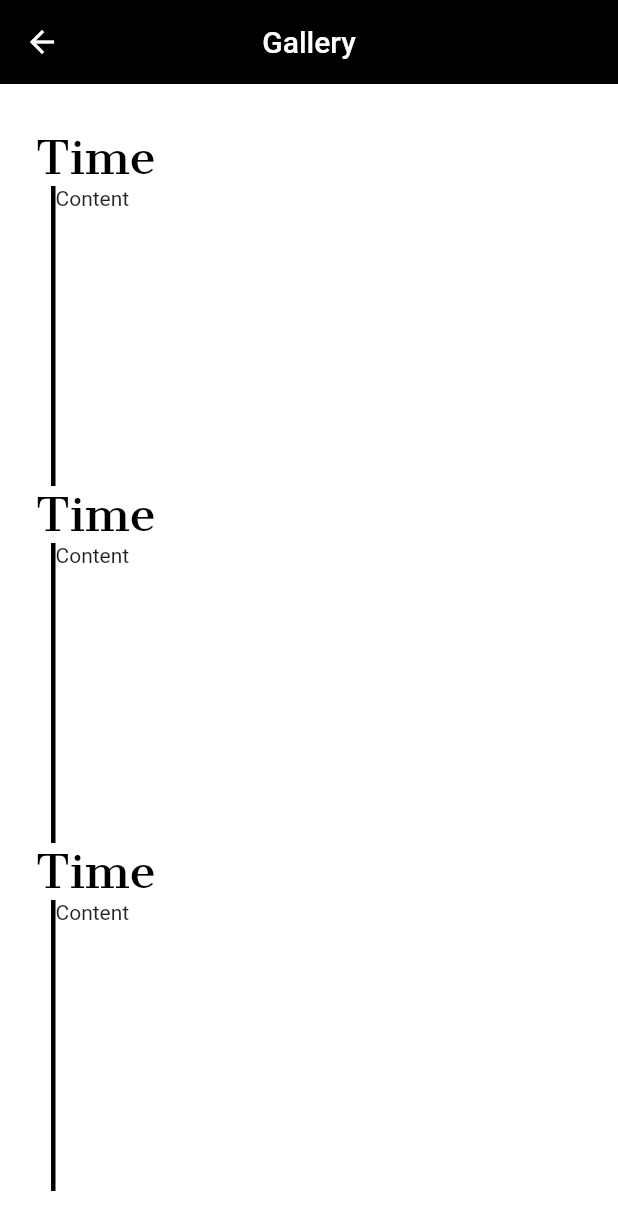
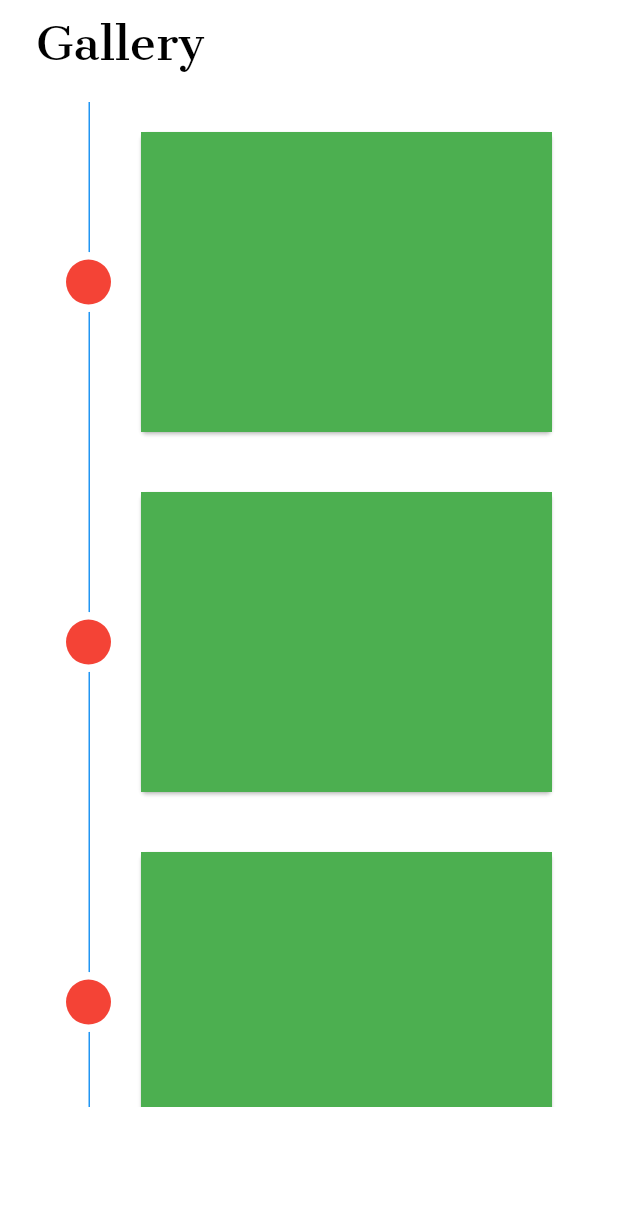
Before and after one commit to MaggieGreen/Natural-Dye, a Flutter app: the Gallery screen opened by its route, on a phone screen of 412 x 824 dp. Shown: the top 1230 px of the screen. Run offline on Flutter 3.47's test engine with Material 2 defaults, Android fonts, the phone set to English and light mode, and no system bars; our stand-ins replace curved_navigation_bar; missing offline and left inert: navigation_dot_bar.

Commit message:
change gallery

```diff
--- a/lib/pages/gallery.dart
+++ b/lib/pages/gallery.dart
@@ -10,42 +10,86 @@ class _GalleryState extends State<Gallery> {
   Widget build(BuildContext context) {
     return Scaffold(
         backgroundColor: Colors.white,
-        appBar: new AppBar(
-          backgroundColor: Colors.black,
-          title: new Text('Gallery'),
-          centerTitle: true,
-          elevation: 0,
+        appBar: PreferredSize(
+          child: AppBar(
+            leading: new Container(),
+            backgroundColor: Colors.white,
+            // status bar color
+            brightness: Brightness.light,
+            elevation: 0.0,
+          ),
+          preferredSize: Size.fromHeight(10.0),
         ),
         body: Container(
-          padding: EdgeInsets.fromLTRB(24.0, 30.0, 24.0, 30.0),
-          child: ListView.builder(
-            itemCount: 5,
-            itemBuilder: (context, index) {
-              return Column(
-                crossAxisAlignment: CrossAxisAlignment.start,
+          padding: EdgeInsets.fromLTRB(24.0, 0, 24.0, 30.0),
+          child: Column(
             children: <Widget>[
-                  Text(
-                    'Time',
+              Container(
+                child: Align(
+                  alignment: Alignment.topLeft,
+                  child: Text(
+                    "Gallery",
                     style: TextStyle(
                         fontFamily: 'CantataOne',
                         fontSize: 30,
                         fontWeight: FontWeight.w400,
                         color: Colors.black),
                   ),
+                ),
+              ),
+              SizedBox(height: 20),
               Container(
-                    margin: EdgeInsets.only(left: 10),
-                    height: 200,
-                    decoration: BoxDecoration(
-                        border: Border(
-                            left: BorderSide(
-                      width: 3,
-                      color: Colors.black,
-                    ))),
-                    child: Text("Content"),
+                  height: 670.0,
+                  child: new ListView.builder(
+                    itemBuilder: (BuildContext context, int index) {
+                      return new Stack(
+                        children: <Widget>[
+                          new Padding(
+                            padding: const EdgeInsets.only(left: 50.0),
+                            child: new Card(
+                              margin: new EdgeInsets.all(20.0),
+                              child: new Container(
+                                width: double.infinity,
+                                height: 200.0,
+                                color: Colors.green,
+                              ),
+                            ),
+                          ),
+                          new Positioned(
+                            top: 0.0,
+                            bottom: 0.0,
+                            left: 35.0,
+                            child: new Container(
+                              height: double.infinity,
+                              width: 1.0,
+                              color: Colors.blue,
+                            ),
+                          ),
+                          new Positioned(
+                            top: 100.0,
+                            left: 15.0,
+                            child: new Container(
+                              height: 40.0,
+                              width: 40.0,
+                              decoration: new BoxDecoration(
+                                shape: BoxShape.circle,
+                                color: Colors.white,
+                              ),
+                              child: new Container(
+                                margin: new EdgeInsets.all(5.0),
+                                height: 30.0,
+                                width: 30.0,
+                                decoration: new BoxDecoration(
+                                    shape: BoxShape.circle, color: Colors.red),
+                              ),
+                            ),
                           )
                         ],
                       );
                     },
+                    itemCount: 5,
+                  )),
+            ],
           ),
         ));
   }
```
Also changed, not shown: lib/pages/profile.dart (+30 -6 lines), lib/pages/scroll.dart (+7 -0 lines), 8 other files. Lines whose indentation alone changed are shown as unchanged.
